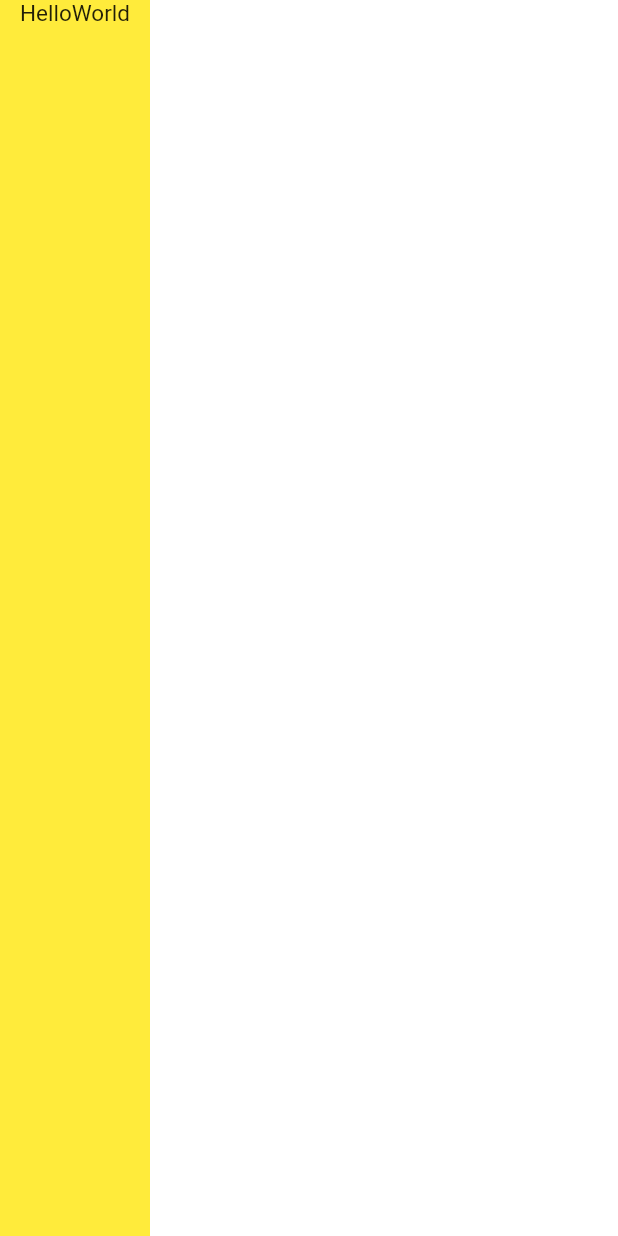
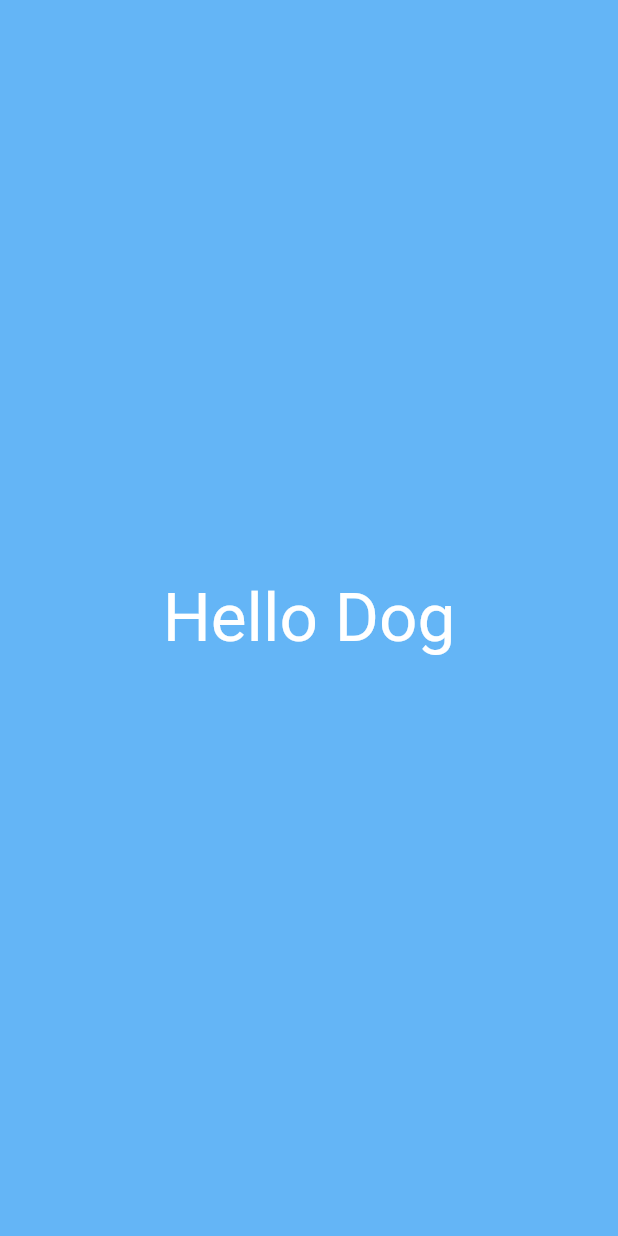
Before and after one commit to weoil/flutter_app_suprise, a Flutter app: the screen it shows after launch, on a phone screen of 412 x 824 dp. Run offline on Flutter 3.47's test engine with Material 2 defaults, Android fonts, the phone set to English and light mode, and no system bars; our stand-ins replace bot_toast, dio, flutter_screenutil, get.

Commit message:
feat: 修改配置

```diff
--- a/lib/app.dart
+++ b/lib/app.dart
@@ -2,6 +2,7 @@ import 'package:bot_toast/bot_toast.dart';
 import 'package:flutter/material.dart';
 import 'package:flutter_screenutil/flutter_screenutil.dart';
 import 'package:get/get.dart';
+import 'package:surprise/router/routes.dart';
 import 'package:surprise/views/home/home_page.dart';
 import 'package:flutter_localizations/flutter_localizations.dart';
 
@@ -93,12 +94,3 @@ class _MyAppState extends State<MyApp> with WidgetsBindingObserver {
     // }
   }
 }
-
-List<GetPage> getPages() {
-  return [
-    GetPage(
-      name: "/Home",
-      page: () => const HomePage(),
-    ), // 隐私协议提醒
-  ];
-}
--- /dev/null
+++ b/lib/router/routes.dart
@@ -0,0 +1,11 @@
+import 'package:get/get.dart';
+import 'package:surprise/views/home/home_page.dart';
+
+List<GetPage> getPages() {
+  return [
+    GetPage(
+      name: "/Home",
+      page: () => const HomePage(),
+    ), // 隐私协议提醒
+  ];
+}
--- a/lib/views/home/home_page.dart
+++ b/lib/views/home/home_page.dart
@@ -14,10 +14,13 @@ class _HomePageState extends State<HomePage> {
     return Scaffold(
 // appBar: ,
       body: Container(
-        width: 100,
-        color: Colors.yellow,
-        child: Column(
-          children: const [Text("HelloWorld")],
+        width: 750.w,
+        color: Colors.blue[300],
+        child: Center(
+          child: Text(
+            "Hello Dog",
+            style: TextStyle(color: Colors.white, fontSize: 82.sp),
+          ),
         ),
       ),
     );
```
Also changed, not shown: lib/config/dio.dart (added, +32 -0 lines), 2 other files.
